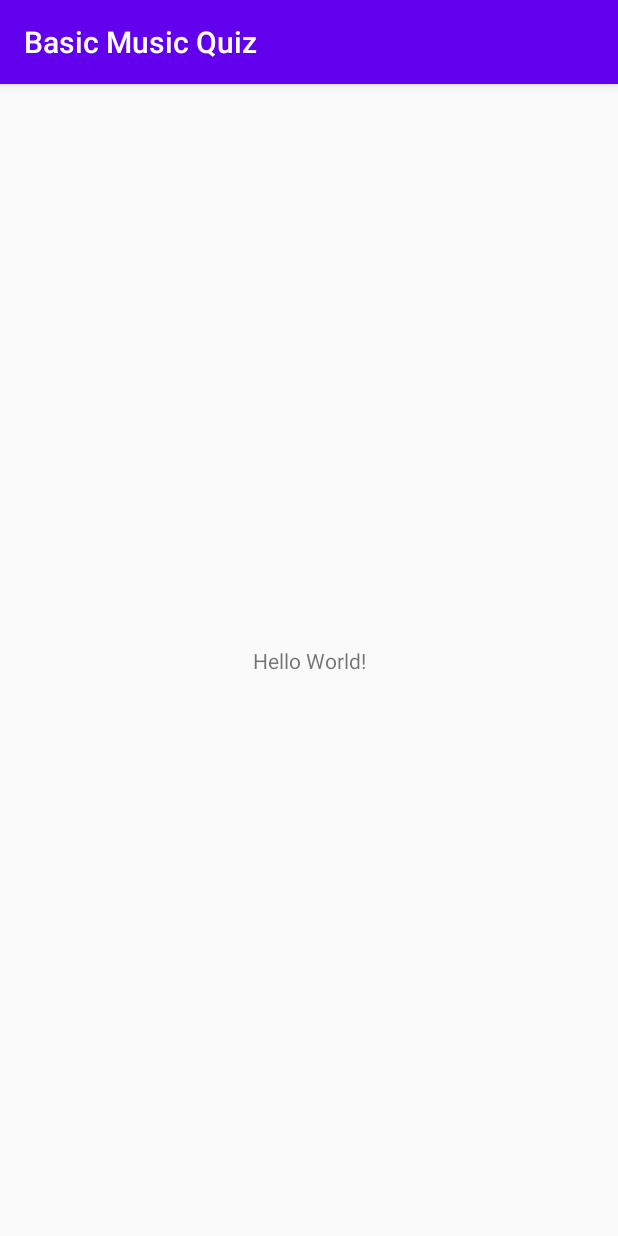
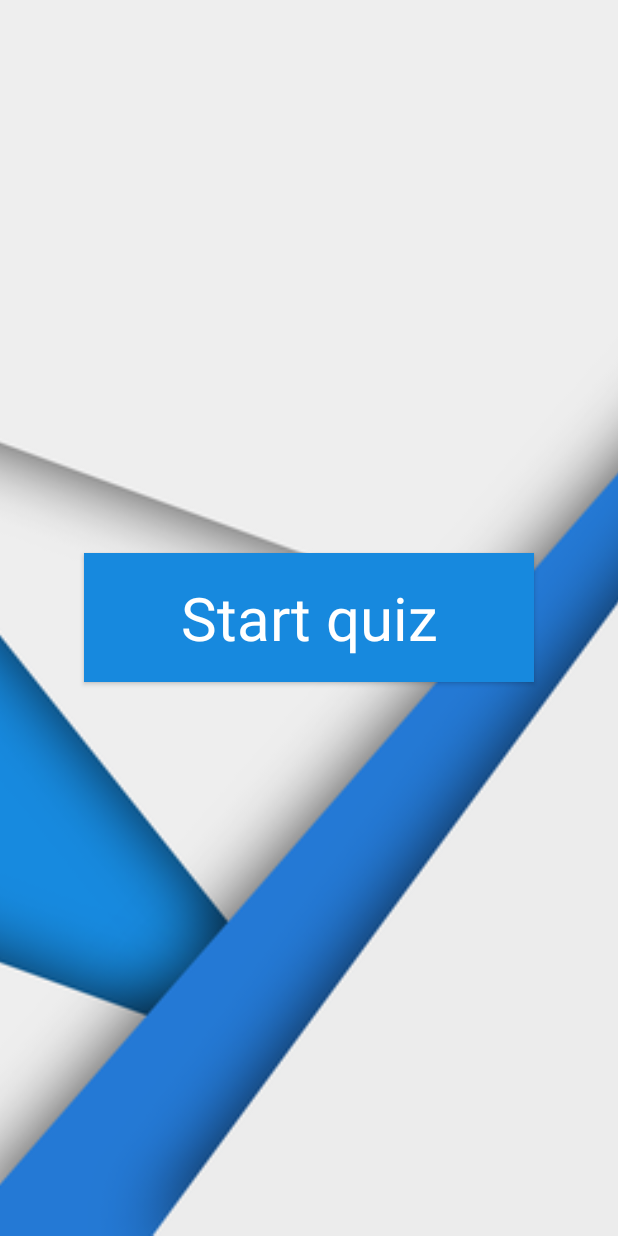
Before and after one commit to davictor24/BasicMusicQuiz, an Android app: the screen it shows after launch (MainActivity), on a phone screen of 412 x 824 dp. Run offline under Robolectric (Android 15) with nearby library versions, the phone set to English and light mode, and no system bars.

Commit message:
Implemented navigation to QuizActivity

```diff
--- a/app/src/main/AndroidManifest.xml
+++ b/app/src/main/AndroidManifest.xml
@@ -9,6 +9,7 @@
         android:roundIcon="@mipmap/ic_launcher_round"
         android:supportsRtl="true"
         android:theme="@style/AppTheme">
+        <activity android:name=".QuizActivity"></activity>
         <activity android:name=".MainActivity">
             <intent-filter>
                 <action android:name="android.intent.action.MAIN" />
--- a/app/src/main/java/com/electroninc/basicmusicquiz/MainActivity.java
+++ b/app/src/main/java/com/electroninc/basicmusicquiz/MainActivity.java
@@ -2,7 +2,10 @@ package com.electroninc.basicmusicquiz;
 
 import androidx.appcompat.app.AppCompatActivity;
 
+import android.content.Intent;
 import android.os.Bundle;
+import android.view.View;
+import android.widget.Button;
 
 public class MainActivity extends AppCompatActivity {
 
@@ -10,5 +13,14 @@ public class MainActivity extends AppCompatActivity {
     protected void onCreate(Bundle savedInstanceState) {
         super.onCreate(savedInstanceState);
         setContentView(R.layout.activity_main);
+
+        Button startQuizButton = findViewById(R.id.start_quiz);
+        startQuizButton.setOnClickListener(new View.OnClickListener() {
+            @Override
+            public void onClick(View view) {
+                Intent intent = new Intent(MainActivity.this, QuizActivity.class);
+                startActivity(intent);
+            }
+        });
     }
 }
--- /dev/null
+++ b/app/src/main/java/com/electroninc/basicmusicquiz/QuizActivity.java
@@ -0,0 +1,14 @@
+package com.electroninc.basicmusicquiz;
+
+import androidx.appcompat.app.AppCompatActivity;
+
+import android.os.Bundle;
+
+public class QuizActivity extends AppCompatActivity {
+
+    @Override
+    protected void onCreate(Bundle savedInstanceState) {
+        super.onCreate(savedInstanceState);
+        setContentView(R.layout.activity_quiz);
+    }
+}
--- a/app/src/main/res/layout/activity_main.xml
+++ b/app/src/main/res/layout/activity_main.xml
@@ -1,18 +1,30 @@
 <?xml version="1.0" encoding="utf-8"?>
-<androidx.constraintlayout.widget.ConstraintLayout xmlns:android="http://schemas.android.com/apk/res/android"
-    xmlns:app="http://schemas.android.com/apk/res-auto"
+<RelativeLayout xmlns:android="http://schemas.android.com/apk/res/android"
     xmlns:tools="http://schemas.android.com/tools"
     android:layout_width="match_parent"
     android:layout_height="match_parent"
     tools:context=".MainActivity">
 
-    <TextView
-        android:layout_width="wrap_content"
+    <ImageView
+        android:layout_width="match_parent"
+        android:layout_height="match_parent"
+        android:contentDescription="@string/background"
+        android:scaleType="centerCrop"
+        android:src="@drawable/material_background" />
+
+    <Button
+        android:id="@+id/start_quiz"
+        android:layout_width="300dp"
         android:layout_height="wrap_content"
-        android:text="Hello World!"
-        app:layout_constraintBottom_toBottomOf="parent"
-        app:layout_constraintLeft_toLeftOf="parent"
-        app:layout_constraintRight_toRightOf="parent"
-        app:layout_constraintTop_toTopOf="parent" />
+        android:background="@color/colorAccent"
+        android:foreground="?android:selectableItemBackground"
+        android:gravity="center"
+        android:padding="16dp"
+        android:text="@string/start_quiz"
+        android:textAppearance="?android:textAppearanceLarge"
+        android:textSize="40sp"
+        android:textColor="@android:color/white"
+        tools:ignore="UnusedAttribute"
+        android:layout_centerInParent="true" />
 
-</androidx.constraintlayout.widget.ConstraintLayout>
+</RelativeLayout>
--- /dev/null
+++ b/app/src/main/res/layout/activity_quiz.xml
@@ -0,0 +1,9 @@
+<?xml version="1.0" encoding="utf-8"?>
+<androidx.constraintlayout.widget.ConstraintLayout xmlns:android="http://schemas.android.com/apk/res/android"
+    xmlns:app="http://schemas.android.com/apk/res-auto"
+    xmlns:tools="http://schemas.android.com/tools"
+    android:layout_width="match_parent"
+    android:layout_height="match_parent"
+    tools:context=".QuizActivity">
+
+</androidx.constraintlayout.widget.ConstraintLayout>
--- a/app/src/main/res/values/colors.xml
+++ b/app/src/main/res/values/colors.xml
@@ -1,6 +1,6 @@
 <?xml version="1.0" encoding="utf-8"?>
 <resources>
-    <color name="colorPrimary">#6200EE</color>
-    <color name="colorPrimaryDark">#3700B3</color>
-    <color name="colorAccent">#03DAC5</color>
+    <color name="colorPrimary">@android:color/white</color>
+    <color name="colorPrimaryDark">@android:color/white</color>
+    <color name="colorAccent">#1789de</color>
 </resources>
--- a/app/src/main/res/values/strings.xml
+++ b/app/src/main/res/values/strings.xml
@@ -1,3 +1,5 @@
 <resources>
     <string name="app_name">Basic Music Quiz</string>
+    <string name="background">Background</string>
+    <string name="start_quiz">Start quiz</string>
 </resources>
--- a/app/src/main/res/values/styles.xml
+++ b/app/src/main/res/values/styles.xml
@@ -1,7 +1,7 @@
 <resources>
 
     <!-- Base application theme. -->
-    <style name="AppTheme" parent="Theme.AppCompat.Light.DarkActionBar">
+    <style name="AppTheme" parent="Theme.AppCompat.Light.NoActionBar">
         <!-- Customize your theme here. -->
         <item name="colorPrimary">@color/colorPrimary</item>
         <item name="colorPrimaryDark">@color/colorPrimaryDark</item>
```
Also changed, not shown: app/src/main/res/drawable-hdpi/material_background.png (added), app/src/main/res/drawable-ldpi/material_background.png (added), app/src/main/res/drawable-mdpi/material_background.png (added), app/src/main/res/drawable-xhdpi/material_background.png (added), app/src/main/res/drawable-xxhdpi/material_background.png (added), app/src/main/res/drawable-xxxhdpi/material_background.png (added).
